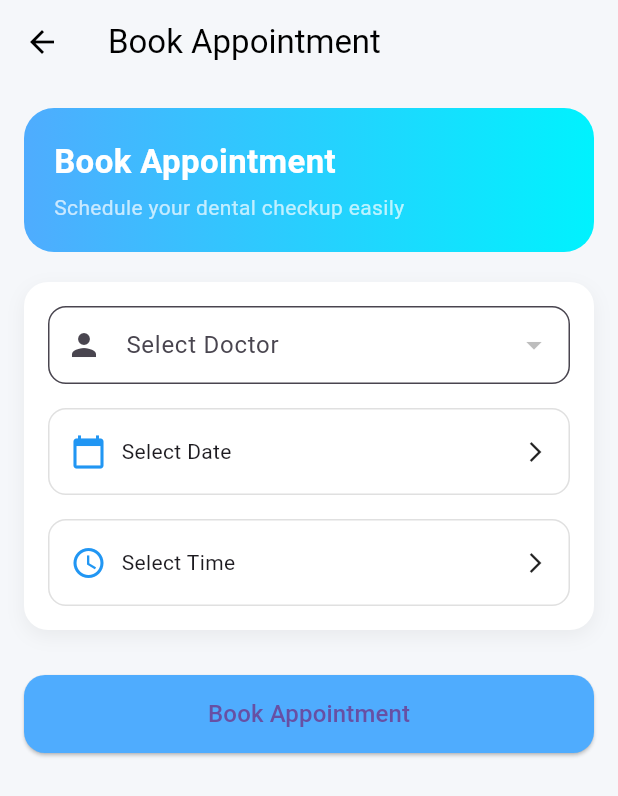
After one commit to hanselnongkynrih-tech/dental-xray-app, a Flutter app: the BookAppointmentScreen screen opened directly, after a tap on "Book Appointment", on a phone screen of 412 x 824 dp. The commit adds this screen. Shown: the top 796 px of the screen. Run offline on Flutter 3.47's test engine with Material 3 defaults, Android fonts, the phone set to English and light mode, and no system bars; our stand-ins replace firebase_auth, firebase_core, flutter_secure_storage, image_picker, shared_preferences; accounts and stored records are empty; network calls fail.

Commit message:
Adding Booking appointments.

```diff
--- a/dental_classification/lib/api/api_client.dart
+++ b/dental_classification/lib/api/api_client.dart
@@ -12,6 +12,8 @@ class ApiClient {
   // 🔐 Build headers with token
   Future<Map<String, String>> _buildHeaders() async {
     final token = await _authService.getToken();
+
+    //print("TOKEN FROM STORAGE: $token"); // 🔥 ADD THIS
 
     final headers = {
       'Content-Type': 'application/json',
@@ -298,9 +300,85 @@ class ApiClient {
 
     if (response.statusCode == 200) {
       return jsonDecode(response.body);
+    }  else if (response.statusCode == 401) {
+          throw Exception("Session expired");
     } else {
       throw Exception("Failed to load dashboard");
     }
   }
 
+  // ===========================
+  // 🔹 APPOINTMENTS
+  // ===========================
+
+  // ➕ Create appointment
+  Future<void> createAppointment({
+    required String date,
+    required String time,
+    required int doctorId,
+  }) async {
+    final headers = await _buildHeaders();
+
+    final response = await http.post(
+      Uri.parse("${Constants.apiBaseUrl}/appointments/create"),
+      headers: headers,
+      body: jsonEncode({
+        "date": date,
+        "time": time,
+        "doctor_id": doctorId,
+      }),
+    );
+
+    if (response.statusCode != 200) {
+      throw Exception("Failed to create appointment");
+    }
+  }
+
+  // 📥 Get my appointments
+  Future<List<dynamic>> getMyAppointments() async {
+    final headers = await _buildHeaders();
+
+    final response = await http.get(
+      Uri.parse("${Constants.apiBaseUrl}/appointments/my"),
+      headers: headers,
+    );
+
+    if (response.statusCode == 200) {
+      return jsonDecode(response.body);
+    } else {
+      throw Exception("Failed to load appointments");
+    }
+  }
+
+  Future<List<dynamic>> getDoctors() async {
+    final headers = await _buildHeaders();
+
+    final response = await http.get(
+      Uri.parse("${Constants.apiBaseUrl}/users/doctors"), // ✅ CORRECT
+      headers: headers,
+    );
+
+    if (response.statusCode == 200) {
+      return jsonDecode(response.body);
+    } else {
+      throw Exception("Failed to load doctors");
+    }
+  }
+
+  Future<List<dynamic>> getDoctorAppointments() async {
+    final headers = await _buildHeaders();
+
+    final response = await http.get(
+      Uri.parse("${Constants.apiBaseUrl}/appointments/doctor"),
+      headers: headers,
+    );
+
+    if (response.statusCode == 200) {
+      return jsonDecode(response.body);
+    } else {
+      throw Exception("Failed to load doctor appointments");
+    }
+  }
+
+
 }
--- /dev/null
+++ b/dental_classification/lib/screens/book_appointment_screen.dart
@@ -0,0 +1,257 @@
+import 'package:flutter/material.dart';
+import '../api/api_client.dart';
+
+class BookAppointmentScreen extends StatefulWidget {
+  const BookAppointmentScreen({super.key});
+
+  @override
+  State<BookAppointmentScreen> createState() =>
+      _BookAppointmentScreenState();
+}
+
+class _BookAppointmentScreenState extends State<BookAppointmentScreen> {
+  final ApiClient apiClient = ApiClient();
+
+  DateTime? selectedDate;
+  TimeOfDay? selectedTime;
+
+  List<dynamic> doctors = [];
+  int? selectedDoctorId;
+
+  @override
+  void initState() {
+    super.initState();
+    loadDoctors();
+  }
+
+  Future<void> loadDoctors() async {
+    try {
+      final data = await apiClient.getDoctors();
+      setState(() => doctors = data);
+    } catch (e) {
+      debugPrint(e.toString());
+    }
+  }
+
+  Future<void> pickDate() async {
+    final date = await showDatePicker(
+      context: context,
+      initialDate: DateTime.now(),
+      firstDate: DateTime.now(),
+      lastDate: DateTime(2030),
+    );
+
+    if (date != null) {
+      setState(() => selectedDate = date);
+    }
+  }
+
+  Future<void> pickTime() async {
+    final time = await showTimePicker(
+      context: context,
+      initialTime: TimeOfDay.now(),
+    );
+
+    if (time != null) {
+      setState(() => selectedTime = time);
+    }
+  }
+
+  Future<void> submit() async {
+    if (selectedDate == null ||
+        selectedTime == null ||
+        selectedDoctorId == null) {
+      return;
+    }
+
+    final date =
+        "${selectedDate!.year}-${selectedDate!.month}-${selectedDate!.day}";
+    final time = selectedTime!.format(context);
+
+    try {
+      await apiClient.createAppointment(
+        date: date,
+        time: time,
+        doctorId: selectedDoctorId!,
+      );
+
+      if (!mounted) return;
+
+      ScaffoldMessenger.of(context).showSnackBar(
+        const SnackBar(content: Text("Appointment booked")),
+      );
+
+      Navigator.pop(context);
+    } catch (e) {
+      debugPrint(e.toString());
+    }
+  }
+
+  Widget _inputBox({
+    required String text,
+    required IconData icon,
+    required VoidCallback onTap,
+  }) {
+    return GestureDetector(
+      onTap: onTap,
+      child: Container(
+        padding: const EdgeInsets.symmetric(horizontal: 14, vertical: 16),
+        decoration: BoxDecoration(
+          borderRadius: BorderRadius.circular(12),
+          border: Border.all(color: Colors.grey.shade300),
+        ),
+        child: Row(
+          mainAxisAlignment: MainAxisAlignment.spaceBetween,
+          children: [
+            Row(
+              children: [
+                Icon(icon, color: Colors.blue),
+                const SizedBox(width: 10),
+                Text(text),
+              ],
+            ),
+            const Icon(Icons.arrow_forward_ios, size: 16),
+          ],
+        ),
+      ),
+    );
+  }
+
+  @override
+  Widget build(BuildContext context) {
+    return Scaffold(
+      backgroundColor: const Color(0xFFF5F7FA),
+      appBar: AppBar(
+        elevation: 0,
+        backgroundColor: Colors.transparent,
+        foregroundColor: Colors.black,
+        title: const Text("Book Appointment"),
+      ),
+      body: Padding(
+        padding: const EdgeInsets.all(16),
+        child: SingleChildScrollView(
+          child: Column(
+            children: [
+
+              /// 🔷 HEADER
+              Container(
+                width: double.infinity,
+                padding: const EdgeInsets.all(20),
+                decoration: BoxDecoration(
+                  gradient: const LinearGradient(
+                    colors: [Color(0xFF4FACFE), Color(0xFF00F2FE)],
+                  ),
+                  borderRadius: BorderRadius.circular(20),
+                ),
+                child: const Column(
+                  crossAxisAlignment: CrossAxisAlignment.start,
+                  children: [
+                    Text(
+                      "Book Appointment",
+                      style: TextStyle(
+                        color: Colors.white,
+                        fontSize: 22,
+                        fontWeight: FontWeight.bold,
+                      ),
+                    ),
+                    SizedBox(height: 5),
+                    Text(
+                      "Schedule your dental checkup easily",
+                      style: TextStyle(color: Colors.white70),
+                    ),
+                  ],
+                ),
+              ),
+
+              const SizedBox(height: 20),
+
+              /// 📋 FORM CARD
+              Container(
+                padding: const EdgeInsets.all(16),
+                decoration: BoxDecoration(
+                  color: Colors.white,
+                  borderRadius: BorderRadius.circular(16),
+                  boxShadow: [
+                    BoxShadow(
+                      color: Colors.grey.withValues(alpha: 0.15),
+                      blurRadius: 10,
+                      offset: const Offset(0, 4),
+                    ),
+                  ],
+                ),
+                child: Column(
+                  children: [
+
+                    /// 👨‍⚕️ DOCTOR DROPDOWN
+                    DropdownButtonFormField<int>(
+                      initialValue: selectedDoctorId,
+                      decoration: InputDecoration(
+                        labelText: "Select Doctor",
+                        prefixIcon: const Icon(Icons.person),
+                        border: OutlineInputBorder(
+                          borderRadius: BorderRadius.circular(12),
+                        ),
+                      ),
+                      items: doctors.map((doc) {
+                        return DropdownMenuItem<int>(
+                          value: doc["id"],
+                          child: Text(doc["full_name"]),
+                        );
+                      }).toList(),
+                      onChanged: (value) {
+                        setState(() => selectedDoctorId = value);
+                      },
+                    ),
+
+                    const SizedBox(height: 16),
+
+                    /// 📅 DATE
+                    _inputBox(
+                      text: selectedDate == null
+                          ? "Select Date"
+                          : "${selectedDate!.day}/${selectedDate!.month}/${selectedDate!.year}",
+                      icon: Icons.calendar_today,
+                      onTap: pickDate,
+                    ),
+
+                    const SizedBox(height: 16),
+
+                    /// ⏰ TIME
+                    _inputBox(
+                      text: selectedTime == null
+                          ? "Select Time"
+                          : selectedTime!.format(context),
+                      icon: Icons.access_time,
+                      onTap: pickTime,
+                    ),
+                  ],
+                ),
+              ),
+
+              const SizedBox(height: 30),
+
+              /// 🚀 BUTTON
+              SizedBox(
+                width: double.infinity,
+                height: 52,
+                child: ElevatedButton(
+                  onPressed: submit,
+                  style: ElevatedButton.styleFrom(
+                    backgroundColor: const Color(0xFF4FACFE),
+                    shape: RoundedRectangleBorder(
+                      borderRadius: BorderRadius.circular(14),
+                    ),
+                  ),
+                  child: const Text(
+                    "Book Appointment",
+                    style: TextStyle(fontSize: 16),
+                  ),
+                ),
+              ),
+            ],
+          ),
+        ),
+      ),
+    );
+  }
+}
```
Also changed, not shown: dental_classification/lib/screens/doctor_dashboard_screen.dart (+17 -1 lines), dental_classification/lib/screens/patient_appointments_screen.dart (added, +108 -0 lines), dental_classification/lib/screens/patient_dashboard_screen.dart (+77 -8 lines), 6 other files.
